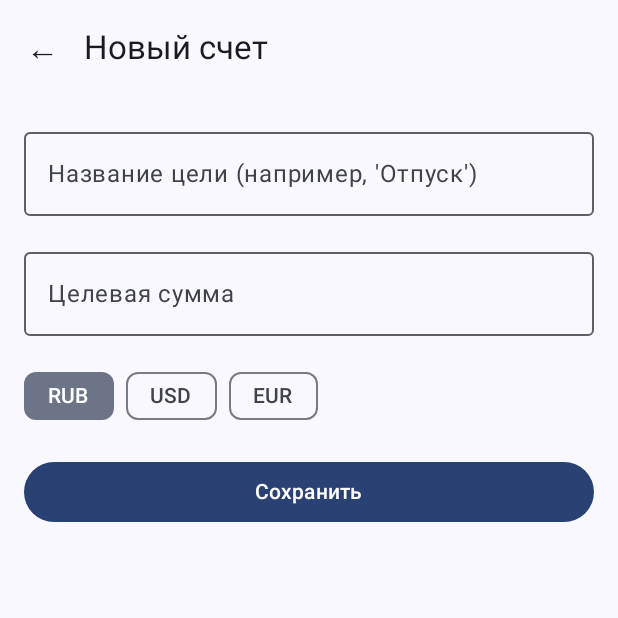
After one commit to S1rSeul/FloWeFrontend, an Android app built with Jetpack Compose: the CreateEditSavingsScreen screen opened through its navigation route, on a phone screen of 412 x 824 dp, the top half of it. The commit adds this screen. Run offline under Robolectric (Android 15) with nearby library versions, the phone set to English and light mode, and no system bars.

Commit message:
tasks M-03-FE-01, M-02-FE-01 done

```diff
--- /dev/null
+++ b/app/src/main/java/com/example/abobaproject/CreateEditSavingsScreen.kt
@@ -0,0 +1,87 @@
+package com.example.abobaproject
+
+import androidx.compose.foundation.layout.*
+import androidx.compose.material3.*
+import androidx.compose.runtime.*
+import androidx.compose.ui.Modifier
+import androidx.compose.ui.text.input.KeyboardType
+import androidx.compose.foundation.text.KeyboardOptions
+import androidx.compose.ui.unit.dp
+
+@OptIn(ExperimentalMaterial3Api::class)
+@Composable
+fun CreateEditSavingsScreen(
+    onSave: (name: String, targetAmount: Double, currency: String) -> Unit,
+    onBackClick: () -> Unit
+) {
+    var name by remember { mutableStateOf("") }
+    var amountStr by remember { mutableStateOf("") }
+    var currency by remember { mutableStateOf("RUB") }
+    var errorText by remember { mutableStateOf<String?>(null) }
+
+    Scaffold(
+        topBar = {
+            TopAppBar(
+                title = { Text("Новый счет") },
+                navigationIcon = {
+                    IconButton(onClick = onBackClick) {
+                        Text("←", style = MaterialTheme.typography.titleLarge) // Замени на иконку
+                    }
+                }
+            )
+        }
+    ) { padding ->
+        Column(
+            modifier = Modifier.padding(padding).padding(16.dp).fillMaxSize(),
+            verticalArrangement = Arrangement.spacedBy(16.dp)
+        ) {
+            OutlinedTextField(
+                value = name,
+                onValueChange = { name = it; errorText = null },
+                label = { Text("Название цели (например, 'Отпуск')") },
+                modifier = Modifier.fillMaxWidth(),
+                isError = errorText != null
+            )
+
+            OutlinedTextField(
+                value = amountStr,
+                onValueChange = { amountStr = it; errorText = null },
+                label = { Text("Целевая сумма") },
+                keyboardOptions = KeyboardOptions(keyboardType = KeyboardType.Number),
+                modifier = Modifier.fillMaxWidth(),
+                isError = errorText != null
+            )
+
+            // Выбор валюты (упрощенный)
+            Row(horizontalArrangement = Arrangement.spacedBy(8.dp)) {
+                listOf("RUB", "USD", "EUR").forEach { curr ->
+                    FilterChip(
+                        selected = currency == curr,
+                        onClick = { currency = curr },
+                        label = { Text(curr) }
+                    )
+                }
+            }
+
+            if (errorText != null) {
+                Text(text = errorText!!, color = MaterialTheme.colorScheme.error)
+            }
+
+            Button(
+                onClick = {
+                    val amount = amountStr.toDoubleOrNull()
+                    if (name.isBlank()) {
+                        errorText = "Введите название"
+                    } else if (amount == null || amount <= 0.0) {
+                        errorText = "Введите корректную сумму"
+                    } else {
+                        onSave(name, amount, currency)
+                    }
+                },
+                modifier = Modifier.fillMaxWidth()
+            ) {
+                Text("Сохранить")
+            }
+        }
+    }
+}
--- a/app/src/main/java/com/example/abobaproject/MainActivity.kt
+++ b/app/src/main/java/com/example/abobaproject/MainActivity.kt
@@ -305,6 +305,31 @@ class MainActivity : ComponentActivity() {
                             onBackClick = { navController.popBackStack() }
                         )
                     }
+
+                    composable(Screen.SavingsList.route) {
+                        val savingsViewModel: SavingsViewModel = viewModel()
+                        SavingsListScreen(
+                            viewModel = savingsViewModel,
+                            onCreateClick = { navController.navigate(Screen.CreateSavings.route) },
+                            onAccountClick = { accountId ->
+                                // Пока просто заглушка, если у тебя нет экрана деталей счета.
+                                // Если нужно, мы сделаем экран для пополнения.
+                            },
+                            onBackClick = { navController.popBackStack() }
+                        )
+                    }
+
+                    composable(Screen.CreateSavings.route) {
+                        val savingsViewModel: SavingsViewModel = viewModel()
+                        CreateEditSavingsScreen(
+                            onSave = { name, amount, currency ->
+                                savingsViewModel.createAccount(name, amount, currency) {
+                                    navController.popBackStack()
+                                }
+                            },
+                            onBackClick = { navController.popBackStack() }
+                        )
+                    }
                 }
             }
         }
--- a/app/src/main/java/com/example/abobaproject/Screen.kt
+++ b/app/src/main/java/com/example/abobaproject/Screen.kt
@@ -25,4 +25,7 @@ sealed class Screen(val route: String) {
     object EditEvent : Screen("edit_event_screen/{eventId}") {
         fun createRoute(eventId: String) = "edit_event_screen/$eventId"
     }
+
+    object SavingsList : Screen("savings_list_screen")
+    object CreateSavings : Screen("create_savings_screen")
 }
--- a/app/src/main/java/com/example/abobaproject/data/remote/ApiService.kt
+++ b/app/src/main/java/com/example/abobaproject/data/remote/ApiService.kt
@@ -78,4 +78,36 @@ interface ApiService {
         @Path("id") eventId: String,
         @Body request: UpdateEventRequestDto
     ): EventResponseDto
+
+    // --- M-03: Накопительные счета ---
+    @GET("savings")
+    suspend fun getSavingsAccounts(): List<SavingsAccountResponse>
+
+    @POST("savings")
+    suspend fun createSavingsAccount(@Body request: CreateSavingsAccountRequest): SavingsAccountResponse
+
+    @GET("savings/{id}")
+    suspend fun getSavingsAccountById(@Path("id") id: String): SavingsAccountResponse
+
+    @PATCH("savings/{id}")
+    suspend fun updateSavingsAccount(
+        @Path("id") id: String,
+        @Body request: UpdateSavingsAccountRequest
+    ): SavingsAccountResponse
+
+    @DELETE("savings/{id}")
+    suspend fun deleteSavingsAccount(@Path("id") id: String): Response<Unit>
+
+    @POST("savings/{id}/deposit")
+    suspend fun depositToSavings(
+        @Path("id") id: String,
+        @Body request: DepositRequest
+    ): SavingsAccountResponse
+
+    // --- M-02: Сводка расходов ---
+    @GET("expenses/summary")
+    suspend fun getExpenseSummary(
+        @Query("from") from: String,
+        @Query("to") to: String
+    ): ExpenseSummaryResponse
 }
```
Also changed, not shown: app/src/main/java/com/example/abobaproject/ExpenseSummaryWidget.kt (added, +40 -0 lines), app/src/main/java/com/example/abobaproject/SavingsListScreen.kt (added, +92 -0 lines), app/src/main/java/com/example/abobaproject/SavingsViewModel.kt (added, +106 -0 lines), app/src/main/java/com/example/abobaproject/SummaryViewModel.kt (added, +45 -0 lines), app/src/main/java/com/example/abobaproject/data/model/FinanceModels.kt (added, +43 -0 lines), app/src/main/java/com/example/abobaproject/ui/components/PayerToggle.kt (added, +39 -0 lines).
